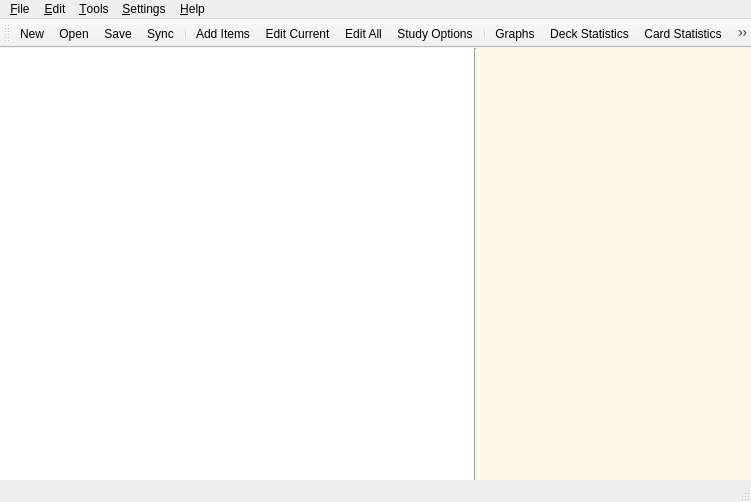
This is designer/main.ui in ankitects/anki as Qt 5 draws it before an edit. The edited form follows.
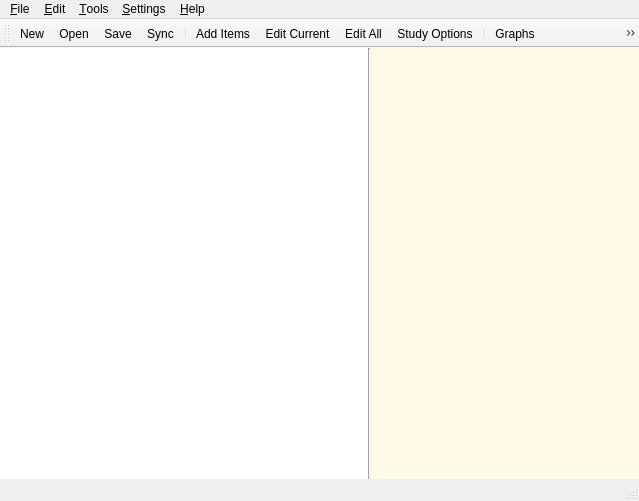
This is the edited form. Icons and pictures are not drawn.

Commit message: add a bit more space to study options

What changed in the file:
```diff
--- a/designer/main.ui
+++ b/designer/main.ui
@@ -5,8 +5,8 @@
    <rect>
     <x>0</x>
     <y>0</y>
-    <width>751</width>
-    <height>502</height>
+    <width>639</width>
+    <height>501</height>
    </rect>
   </property>
   <property name="sizePolicy" >
@@ -27,8 +27,8 @@
     <rect>
      <x>0</x>
      <y>69</y>
-     <width>751</width>
-     <height>413</height>
+     <width>639</width>
+     <height>412</height>
     </rect>
    </property>
    <property name="sizePolicy" >
@@ -381,7 +381,7 @@
            <rect>
             <x>0</x>
             <y>0</y>
-            <width>474</width>
+            <width>368</width>
             <height>57</height>
            </rect>
           </property>
@@ -404,8 +404,8 @@
            <rect>
             <x>0</x>
             <y>0</y>
-            <width>474</width>
-            <height>356</height>
+            <width>368</width>
+            <height>355</height>
            </rect>
           </property>
          </widget>
@@ -1191,7 +1191,7 @@
     <rect>
      <x>0</x>
      <y>0</y>
-     <width>751</width>
+     <width>639</width>
      <height>23</height>
     </rect>
    </property>
@@ -1341,8 +1341,8 @@
    <property name="geometry" >
     <rect>
      <x>0</x>
-     <y>482</y>
-     <width>751</width>
+     <y>481</y>
+     <width>639</width>
      <height>20</height>
     </rect>
    </property>
@@ -1358,7 +1358,7 @@
     <rect>
      <x>0</x>
      <y>23</y>
-     <width>751</width>
+     <width>639</width>
      <height>46</height>
     </rect>
    </property>
```
Left out of the diff: 6 changed lines with no effect on the pictures.
